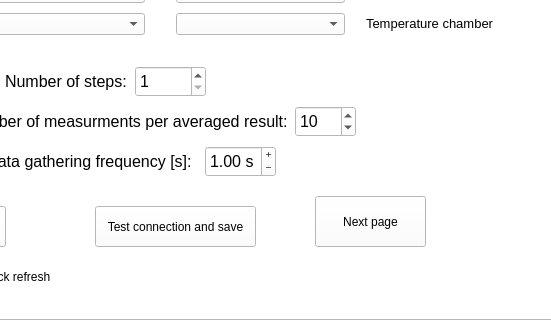
Above: BurySmartMeasure.ui from zielony414/Smart_measure before the change; both pictures show x 253 to 804 and y 299 to 619 of the 804 by 619 pixel window. Below: the same form after it.
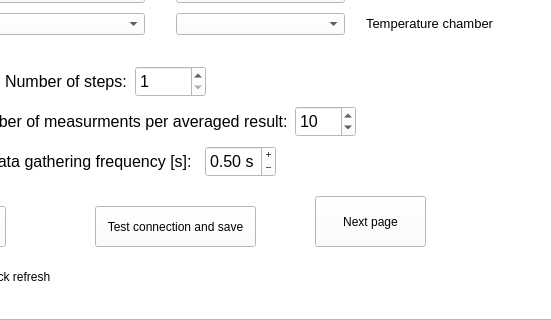
That is the form after the change. The open tabs and pages were chosen to show the change.

```diff
--- a/BurySmartMeasure.ui
+++ b/BurySmartMeasure.ui
@@ -10,6 +10,18 @@
     <height>619</height>
    </rect>
   </property>
+  <property name="minimumSize">
+   <size>
+    <width>804</width>
+    <height>619</height>
+   </size>
+  </property>
+  <property name="maximumSize">
+   <size>
+    <width>804</width>
+    <height>619</height>
+   </size>
+  </property>
   <property name="windowTitle">
    <string>BurySmartMeasure</string>
   </property>
@@ -398,7 +410,7 @@
        <string> s</string>
       </property>
       <property name="minimum">
-       <double>0.500000000000000</double>
+       <double>0.250000000000000</double>
       </property>
       <property name="maximum">
        <double>50.000000000000000</double>
@@ -407,7 +419,7 @@
        <double>0.500000000000000</double>
       </property>
       <property name="value">
-       <double>1.000000000000000</double>
+       <double>0.500000000000000</double>
       </property>
      </widget>
      <widget class="QLabel" name="freq_lbl">
```
Left out of the diff: 10 changed lines with no effect on the pictures.
